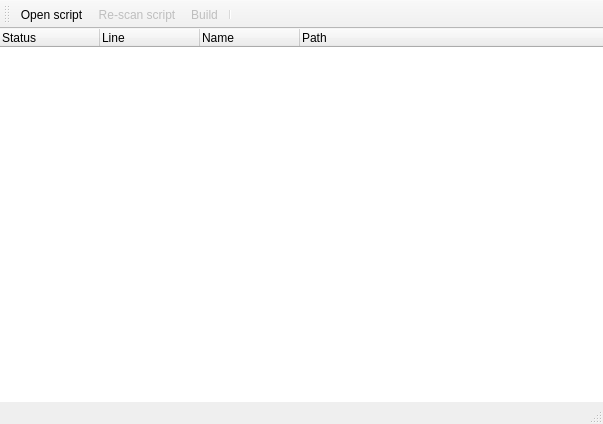
This is src/mainwindow.ui in RxLaboratory/DuBuilder as Qt 5 draws it before an edit. The edited form follows.
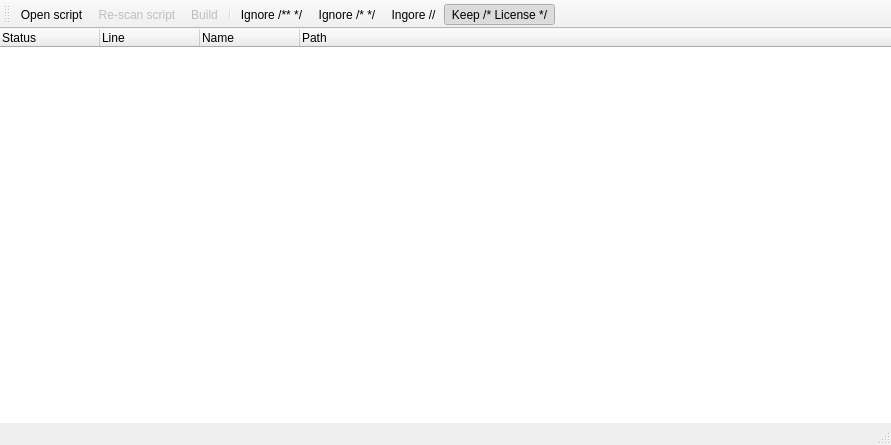
This is the edited form. Icons and pictures are not drawn.

Commit message: optionnally ignore comments on buildd

```diff
--- a/src/mainwindow.ui
+++ b/src/mainwindow.ui
@@ -6,8 +6,8 @@
    <rect>
     <x>0</x>
     <y>0</y>
-    <width>603</width>
-    <height>424</height>
+    <width>891</width>
+    <height>445</height>
    </rect>
   </property>
   <property name="windowTitle">
@@ -85,6 +85,10 @@
    <addaction name="actionRe_scan_script"/>
    <addaction name="actionBuild"/>
    <addaction name="separator"/>
+   <addaction name="actionIgnoreJSDoc"/>
+   <addaction name="actionIgnoreBlockComments"/>
+   <addaction name="actionIgnoreLineComments"/>
+   <addaction name="actionKeepLicense"/>
   </widget>
   <widget class="QStatusBar" name="statusBar"/>
   <action name="actionOpen_Script">
@@ -154,6 +158,41 @@
     <string>F5, Ctrl+R</string>
    </property>
   </action>
+  <action name="actionIgnoreJSDoc">
+   <property name="checkable">
+    <bool>true</bool>
+   </property>
+   <property name="text">
+    <string>Ignore /** */</string>
+   </property>
+  </action>
+  <action name="actionIgnoreBlockComments">
+   <property name="checkable">
+    <bool>true</bool>
+   </property>
+   <property name="text">
+    <string>Ignore /* */</string>
+   </property>
+  </action>
+  <action name="actionIgnoreLineComments">
+   <property name="checkable">
+    <bool>true</bool>
+   </property>
+   <property name="text">
+    <string>Ingore //</string>
+   </property>
+  </action>
+  <action name="actionKeepLicense">
+   <property name="checkable">
+    <bool>true</bool>
+   </property>
+   <property name="checked">
+    <bool>true</bool>
+   </property>
+   <property name="text">
+    <string>Keep /* License */</string>
+   </property>
+  </action>
  </widget>
  <layoutdefault spacing="6" margin="11"/>
  <resources>
```
The commit also changes 4 other files.
